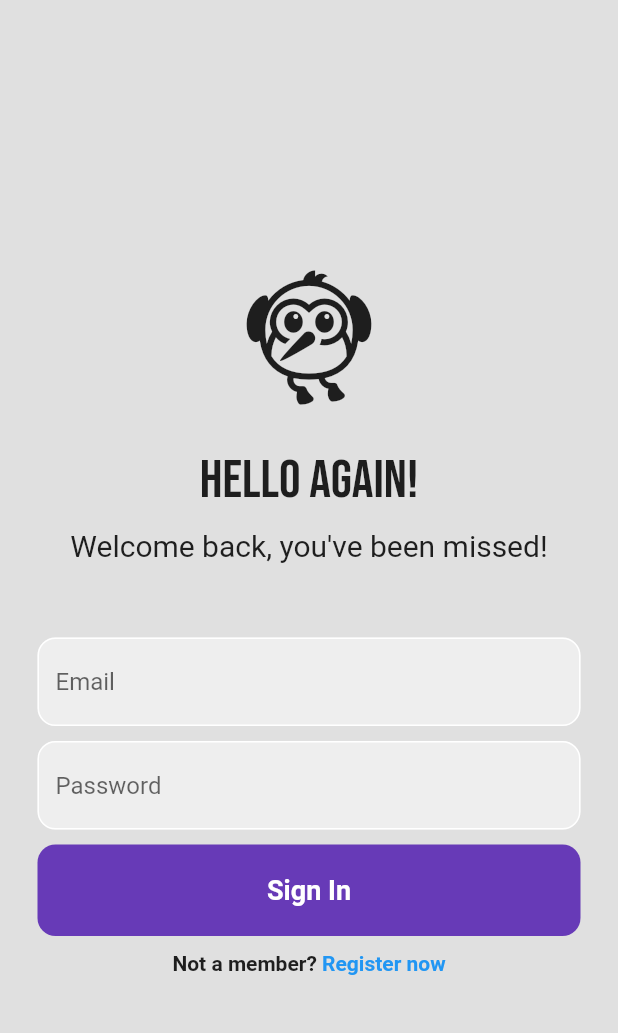
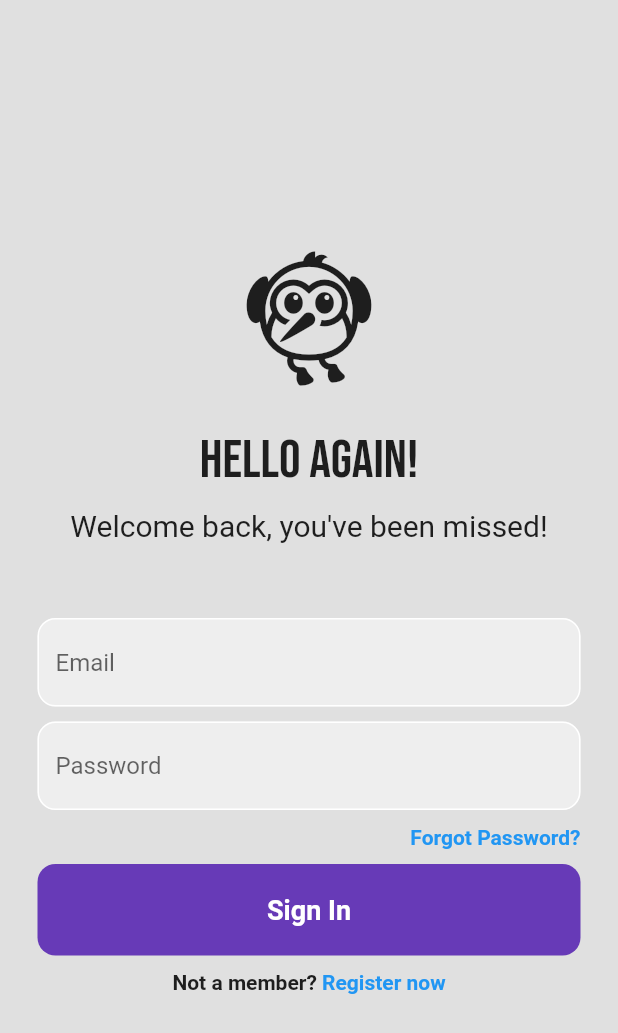
Before and after one commit to lauro-silva44/flutter-ui-login, a Flutter app: the screen it shows after launch, on a phone screen of 412 x 824 dp. Shown: the top 1033 px of the screen. Run offline on Flutter 3.47's test engine with Material 2 defaults, Android fonts, the phone set to English and light mode, and no system bars; our stand-ins replace firebase_auth, firebase_core, google_fonts; accounts and stored records are empty.

Commit message:
added the reset password function

```diff
--- a/lib/pages/login_page.dart
+++ b/lib/pages/login_page.dart
@@ -3,6 +3,7 @@ import 'package:flutter/src/widgets/container.dart';
 import 'package:flutter/src/widgets/framework.dart';
 import 'package:google_fonts/google_fonts.dart';
 import 'package:firebase_auth/firebase_auth.dart';
+import 'package:loginui/pages/forgot_pass_page.dart';
 
 class LoginPage extends StatefulWidget {
   final VoidCallback showLoginPage;
@@ -20,7 +21,6 @@ class _LoginPageState extends State<LoginPage> {
         email: _emailController.text.trim(),
         password: _passwordController.text.trim());
   }
-
 
   @override
   void dispose() {
@@ -126,6 +126,26 @@ class _LoginPageState extends State<LoginPage> {
       Icons.flutter_dash,
       size: 100,
     );
+
+    Widget forgetPass = Padding(
+      padding: const EdgeInsets.symmetric(horizontal: 25.0),
+      child: Row(
+        mainAxisAlignment: MainAxisAlignment.end,
+        children: [
+          GestureDetector(
+            onTap: () => {
+              Navigator.push(context, MaterialPageRoute(builder: (context) {
+                return const ForgetPasswordPage();
+              }))
+            },
+            child: const Text(
+              'Forgot Password?',
+              style: TextStyle(color: Colors.blue, fontWeight: FontWeight.bold),
+            ),
+          ),
+        ],
+      ),
+    );
 //VARIABLES ABOVE
     return Scaffold(
         backgroundColor: Colors.grey[300],
@@ -147,6 +167,8 @@ class _LoginPageState extends State<LoginPage> {
               //Password TextField
               passwordField,
               makingSpace(10.0),
+              forgetPass,
+              makingSpace(10.0),
               //signIn button
               signInButton,
               makingSpace(10.0),
```
Also changed, not shown: lib/pages/forgot_pass_page.dart (added, +89 -0 lines).
